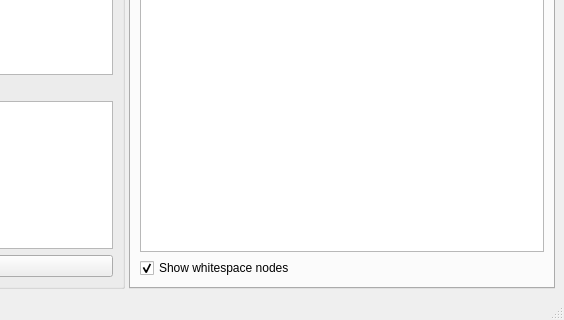
softdevteam/eco, file node_editor/gui.ui: the form before one commit; both pictures show x 314 to 878 and y 413 to 733 of the 878 by 733 pixel window.
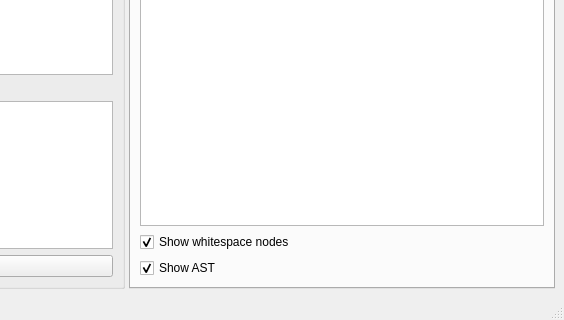
The form after the commit. The open tabs and pages were chosen to show the change. Custom widgets are drawn as their Qt base class.

Commit message: turn whitespaces/ast on/off

Patch:
```diff
--- a/node_editor/gui.ui
+++ b/node_editor/gui.ui
@@ -219,6 +219,16 @@
            </property>
           </widget>
          </item>
+         <item row="2" column="0">
+          <widget class="QCheckBox" name="cb_toggle_ast">
+           <property name="text">
+            <string>Show AST</string>
+           </property>
+           <property name="checked">
+            <bool>true</bool>
+           </property>
+          </widget>
+         </item>
         </layout>
        </widget>
        <widget class="QWidget" name="tab_2">
```
Left out of the diff: 2 changed lines with no effect on the pictures. The commit also changes 2 other files.
